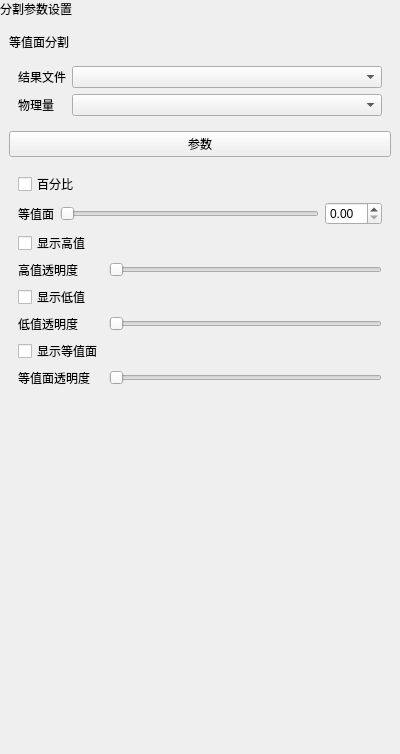
This is plugins/Base_PostProcessing/IsosurfaceSegmentationWidget.ui in asd977/base_cae as Qt 5 draws it before an edit. The edited form follows.
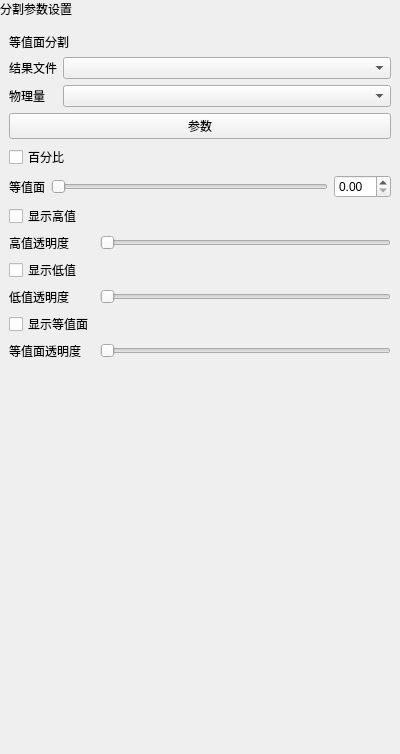
This is the edited form.

```diff
--- a/plugins/Base_PostProcessing/IsosurfaceSegmentationWidget.ui
+++ b/plugins/Base_PostProcessing/IsosurfaceSegmentationWidget.ui
@@ -112,6 +112,18 @@
           </property>
          </widget>
         </item>
+        <property name="leftMargin">
+         <number>0</number>
+        </property>
+        <property name="topMargin">
+         <number>0</number>
+        </property>
+        <property name="rightMargin">
+         <number>0</number>
+        </property>
+        <property name="bottomMargin">
+         <number>0</number>
+        </property>
        </layout>
       </widget>
      </item>
@@ -221,8 +233,32 @@
             </property>
            </widget>
           </item>
+          <property name="leftMargin">
+           <number>0</number>
+          </property>
+          <property name="topMargin">
+           <number>0</number>
+          </property>
+          <property name="rightMargin">
+           <number>0</number>
+          </property>
+          <property name="bottomMargin">
+           <number>0</number>
+          </property>
          </layout>
         </item>
+        <property name="leftMargin">
+         <number>0</number>
+        </property>
+        <property name="topMargin">
+         <number>0</number>
+        </property>
+        <property name="rightMargin">
+         <number>0</number>
+        </property>
+        <property name="bottomMargin">
+         <number>0</number>
+        </property>
        </layout>
       </widget>
      </item>
```
